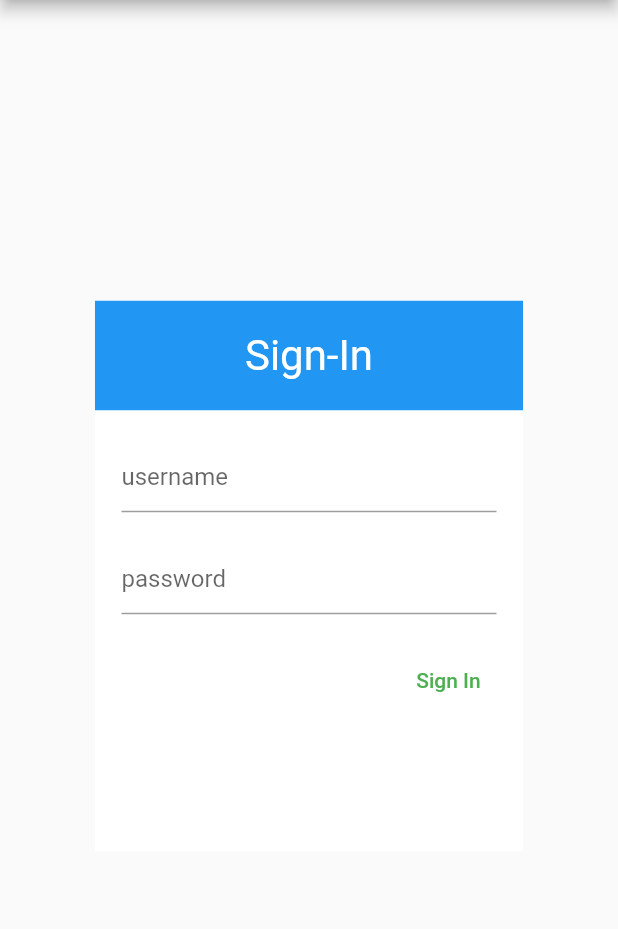
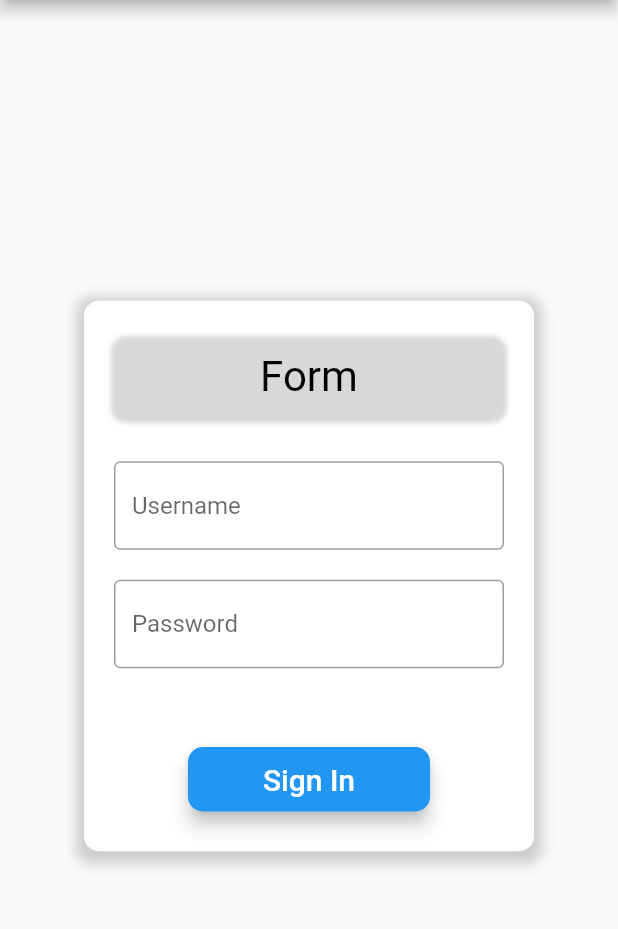
Before and after one commit to lukajincharadze/flutter-project02, a Flutter app: the screen it shows after launch, after a tap on "Sign In", on a phone screen of 412 x 824 dp, the part 84-1013 px from its top. Run offline on Flutter 3.47's test engine with Material 2 defaults, Android fonts, the phone set to English and light mode, and no system bars.

Commit message:
Update main.dart

```diff
--- a/lib/main.dart
+++ b/lib/main.dart
@@ -28,7 +28,21 @@ class HomePage extends StatelessWidget {
       appBar: AppBar(
         title: Text("Navigation"),
       ),
-      body: Center(
+      body: Container(
+        margin: EdgeInsets.all(70),
+        padding: EdgeInsets.all(20),
+        decoration: BoxDecoration(
+          color: Colors.white,
+          borderRadius: BorderRadius.circular(20),
+          boxShadow: [
+            BoxShadow(
+              color: Colors.grey.withOpacity(0.5),
+              spreadRadius: 5,
+              blurRadius: 7,
+              offset: Offset(0, 3),
+            ),
+          ],
+        ),
         child: Column(
           mainAxisAlignment: MainAxisAlignment.center,
           children: [
@@ -45,26 +59,19 @@ class HomePage extends StatelessWidget {
                 ),
               ),
             ),
-            // TextButton(
-            //   onPressed: () {
-            //     Navigator.of(context).push(
-            //         MaterialPageRoute(builder: (context) => OtherPage1()));
-            //   },
-            //   child: Text("Other Page1"),
-            // ),
-            // TextButton(
-            //   onPressed: () {
-            //     Navigator.of(context).push(
-            //         MaterialPageRoute(builder: (context) => OtherPage2()));
-            //   },
-            //   child: Text("Other Page2"),
-            // ),
+            SizedBox(height: 20),
             TextButton(
               onPressed: () {
                 Navigator.of(context).push(
                     MaterialPageRoute(builder: (context) => Signin()));
               },
-              child: Text("Sign In"),
+              child: Text(
+                "Sign In",
+                style: TextStyle(
+                  fontSize: 20,
+                  color: Colors.blue,
+                ),
+              ),
             ),
           ],
         ),
@@ -72,55 +79,6 @@ class HomePage extends StatelessWidget {
     );
   }
 }
-
-//
-// class OtherPage1 extends StatelessWidget {
-//   const OtherPage1({Key? key}) : super(key: key);
-//
-//   @override
-//   Widget build(BuildContext context) {
-//     return Scaffold(
-//       appBar: AppBar(
-//         title: Text("Other Page"),
-//       ),
-//       body: Center(
-//         child: Column(
-//           mainAxisAlignment: MainAxisAlignment.center,
-//           children: [
-//             Text("First Page"),
-//           ],
-//         ),
-//       ),
-//     );
-//   }
-// }
-//
-// class OtherPage2 extends StatelessWidget {
-//   const OtherPage2({Key? key}) : super(key: key);
-//
-//   @override
-//   Widget build(BuildContext context) {
-//     return Scaffold(
-//       appBar: AppBar(
-//         title: Text("Other Page2"),
-//         automaticallyImplyLeading: false,
-//       ),
-//       body: Center(
-//         child: Column(
-//           mainAxisAlignment: MainAxisAlignment.center,
-//           children: [
-//             Text("Second Page"),
-//             TextButton(
-//                 onPressed: () {
-//                   Navigator.of(context).pop();
-//                 },
-//                 child: Text("Go back"))
-//           ],
-//         ),
-//       ),
-//     );
-//   }
-// }
 
 class Signin extends StatelessWidget {
   const Signin({Key? key}) : super(key: key);
@@ -132,50 +90,120 @@ class Signin extends StatelessWidget {
         title: Text("Navigation"),
       ),
       body: Center(
+        child: SingleChildScrollView(
           child: Container(
+            decoration: BoxDecoration(
               color: Colors.white,
+              borderRadius: BorderRadius.circular(10),
+              boxShadow: [
+                BoxShadow(
+                  color: Colors.grey.withOpacity(0.5),
+                  spreadRadius: 5,
+                  blurRadius: 7,
+                  offset: Offset(0, 3),
+                ),
+              ],
+            ),
             height: 367,
+            width: 300,
+            padding: EdgeInsets.all(20),
             child: Column(
               mainAxisAlignment: MainAxisAlignment.center,
               children: [
                 Container (
-                child: Text("Sign-In", style: TextStyle(fontSize: 28, color: Colors.white),),
-                color: Colors.blue,
-                padding: EdgeInsets.only(left: 100, right: 100, top: 20, bottom: 20),
+                  child: Text("Form", style: TextStyle(fontSize: 28, color: Colors.black),),
+                  alignment: Alignment.center,
+                  decoration: BoxDecoration(
+                    borderRadius: BorderRadius.circular(10),
+                    boxShadow: [
+                      BoxShadow(
+                        color: Colors.grey.withOpacity(0.4),
+                        spreadRadius: 2,
+                        blurRadius: 2,
+                        offset: Offset(0, 2),
                       ),
+                    ],
+                  ),
+                  padding: EdgeInsets.symmetric(vertical: 10, horizontal: 20),
+                ),
+                SizedBox(height: 30),
                 Container (
-                width: 250,
-                padding: EdgeInsets.only(top: 20, bottom: 20),
+                  width: 300,
                   child: TextField(
                     decoration: InputDecoration(
-                      hintText: "username"
+                      hintText: "Username",
+                      border: OutlineInputBorder(),
+                      focusedBorder: OutlineInputBorder(
+                        borderSide: BorderSide(color: Colors.blue, width: 2.0),
                       ),
                     ),
                   ),
+                ),
+                SizedBox(height: 20),
                 Container (
-                width: 250,
-                padding: EdgeInsets.only(bottom: 20),
+                  width: 300,
                   child: TextField(
+                    obscureText: true,
                     decoration: InputDecoration(
-                      hintText: "password"
+                      hintText: "Password",
+                      border: OutlineInputBorder(),
+                      focusedBorder: OutlineInputBorder(
+                        borderSide: BorderSide(color: Colors.blue, width: 2.0),
                       ),
                     ),
                   ),
-              Container(
-                width: 200,
-                margin: EdgeInsets.only(left: 50),
-                padding: EdgeInsets.only(bottom: 90),
-                child: Row (
-                  mainAxisAlignment: MainAxisAlignment.end,
-                  children: [
-                    TextButton(onPressed: () {}, child: Text("Sign In")),
-                  ],
+                ),
+                SizedBox(height: 50),
+                ElevatedButton(
+                  onPressed: () {
+                    Navigator.of(context)
+                        .push(MaterialPageRoute(builder: (context) => OtherPage1()));
+                  },
+                  child: Text(
+                    "Sign In",
+                    style: TextStyle(fontSize: 20),
+                  ),
+                  style: ElevatedButton.styleFrom(
+                    shape: RoundedRectangleBorder(
+                      borderRadius: BorderRadius.circular(10),
+                    ),
+                    padding: EdgeInsets.symmetric(vertical: 10, horizontal: 50),
+                    primary: Colors.blue,
+                    elevation: 5,
                   ),
                 ),
               ],
             ),
           ),
         ),
+      ),
     );
   }
 }
+
+
+class OtherPage1 extends StatelessWidget {
+  const OtherPage1({Key? key}) : super(key: key);
+
+  @override
+  Widget build(BuildContext context) {
+    return Scaffold(
+      appBar: AppBar(
+        title: Text("Other Page"),
+      ),
+      body: Center(
+        child: Column(
+          mainAxisAlignment: MainAxisAlignment.center,
+          children: [
+            Text("Page"),
+            TextButton(
+                onPressed: () {
+                  Navigator.of(context).pop();
+                },
+                child: Text("Go back"))
+          ],
+        ),
+      ),
+    );
+  }
+}
```
Lines whose indentation alone changed are shown as unchanged.
